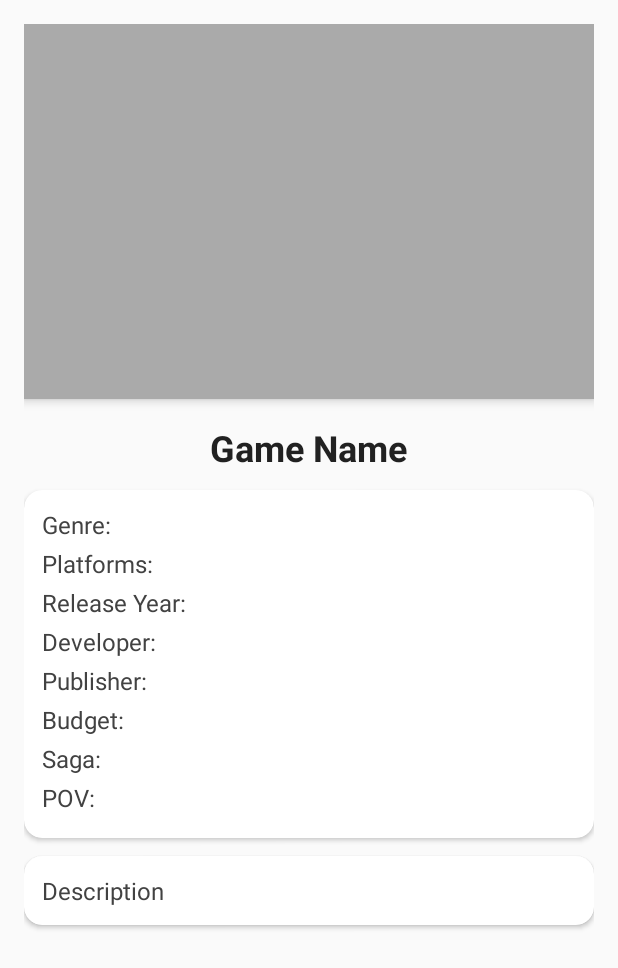
After one commit to ST10258256/PROG7314-POE-PART_TWO-GameGuesser, an Android app: the layout activity_game_detail.xml on its own in the app's theme, with its tools: preview values and no code run, on a phone screen of 412 x 824 dp. The commit adds this screen. Shown: the top 968 px of the screen. Run offline under Robolectric (Android 15) with nearby library versions, the light colour scheme and no system bars.

Commit message:
Filtering added to encyclopedia + Adding a game is easier + Game Detail Page

```diff
--- a/app/src/main/AndroidManifest.xml
+++ b/app/src/main/AndroidManifest.xml
@@ -11,6 +11,9 @@
         android:roundIcon="@mipmap/ic_launcher_round"
         android:supportsRtl="true"
         android:theme="@style/Theme.GameGuessr">
+        <activity
+            android:name=".GameDetail"
+            android:exported="false" />
         <activity
             android:name=".Encyclopedia"
             android:exported="false" />
--- /dev/null
+++ b/app/src/main/res/layout/activity_game_detail.xml
@@ -0,0 +1,152 @@
+<?xml version="1.0" encoding="utf-8"?>
+<ScrollView xmlns:android="http://schemas.android.com/apk/res/android"
+    android:layout_width="match_parent"
+    android:layout_height="match_parent"
+    xmlns:app="http://schemas.android.com/apk/res-auto"
+    android:padding="16dp"
+    android:background="#FAFAFA">
+
+    <LinearLayout
+        android:layout_width="match_parent"
+        android:layout_height="wrap_content"
+        android:orientation="vertical"
+        android:gravity="center_horizontal">
+
+        <!-- Cover Image -->
+        <ImageView
+            android:id="@+id/imageViewCover"
+            android:layout_width="match_parent"
+            android:layout_height="250dp"
+            android:scaleType="centerCrop"
+            android:background="@android:color/darker_gray"
+            android:contentDescription="Game Cover"
+            android:layout_marginBottom="16dp"
+            android:clipToOutline="true"
+            android:elevation="4dp" />
+
+        <!-- Game Name -->
+        <TextView
+            android:id="@+id/textViewName"
+            android:layout_width="wrap_content"
+            android:layout_height="wrap_content"
+            android:text="Game Name"
+            android:textSize="24sp"
+            android:textStyle="bold"
+            android:textColor="#212121"
+            android:layout_marginBottom="12dp" />
+
+        <!-- Card for Details -->
+        <androidx.cardview.widget.CardView
+            android:layout_width="match_parent"
+            android:layout_height="wrap_content"
+            android:layout_marginBottom="12dp"
+            android:elevation="4dp"
+            app:cardCornerRadius="12dp">
+
+            <LinearLayout
+                android:layout_width="match_parent"
+                android:layout_height="wrap_content"
+                android:orientation="vertical"
+                android:padding="12dp">
+
+                <TextView
+                    android:id="@+id/textViewGenre"
+                    android:layout_width="wrap_content"
+                    android:layout_height="wrap_content"
+                    android:text="Genre: "
+                    android:textSize="16sp"
+                    android:textColor="#424242"
+                    android:layout_marginBottom="4dp" />
+
+                <TextView
+                    android:id="@+id/textViewPlatform"
+                    android:layout_width="wrap_content"
+                    android:layout_height="wrap_content"
+                    android:text="Platforms: "
+                    android:textSize="16sp"
+                    android:textColor="#424242"
+                    android:layout_marginBottom="4dp" />
+
+                <TextView
+                    android:id="@+id/textViewReleaseYear"
+                    android:layout_width="wrap_content"
+                    android:layout_height="wrap_content"
+                    android:text="Release Year: "
+                    android:textSize="16sp"
+                    android:textColor="#424242"
+                    android:layout_marginBottom="4dp" />
+
+                <TextView
+                    android:id="@+id/textViewDeveloper"
+                    android:layout_width="wrap_content"
+                    android:layout_height="wrap_content"
+                    android:text="Developer: "
+                    android:textSize="16sp"
+                    android:textColor="#424242"
+                    android:layout_marginBottom="4dp" />
+
+                <TextView
+                    android:id="@+id/textViewPublisher"
+                    android:layout_width="wrap_content"
+                    android:layout_height="wrap_content"
+                    android:text="Publisher: "
+                    android:textSize="16sp"
+                    android:textColor="#424242"
+                    android:layout_marginBottom="4dp" />
+
+                <TextView
+                    android:id="@+id/textViewBudget"
+                    android:layout_width="wrap_content"
+                    android:layout_height="wrap_content"
+                    android:text="Budget: "
+                    android:textSize="16sp"
+                    android:textColor="#424242"
+                    android:layout_marginBottom="4dp" />
+
+                <TextView
+                    android:id="@+id/textViewSaga"
+                    android:layout_width="wrap_content"
+                    android:layout_height="wrap_content"
+                    android:text="Saga: "
+                    android:textSize="16sp"
+                    android:textColor="#424242"
+                    android:layout_marginBottom="4dp" />
+
+                <TextView
+                    android:id="@+id/textViewPOV"
+                    android:layout_width="wrap_content"
+                    android:layout_height="wrap_content"
+                    android:text="POV: "
+                    android:textSize="16sp"
+                    android:textColor="#424242"
+                    android:layout_marginBottom="4dp" />
+            </LinearLayout>
+        </androidx.cardview.widget.CardView>
+
+        <!-- Description Card -->
+        <androidx.cardview.widget.CardView
+            android:layout_width="match_parent"
+            android:layout_height="wrap_content"
+            android:elevation="4dp"
+            app:cardCornerRadius="12dp"
+            android:layout_marginBottom="24dp">
+
+            <LinearLayout
+                android:layout_width="match_parent"
+                android:layout_height="wrap_content"
+                android:orientation="vertical"
+                android:padding="12dp">
+
+                <TextView
+                    android:id="@+id/textViewDescription"
+                    android:layout_width="match_parent"
+                    android:layout_height="wrap_content"
+                    android:text="Description"
+                    android:textSize="16sp"
+                    android:textColor="#424242" />
+
+            </LinearLayout>
+        </androidx.cardview.widget.CardView>
+
+    </LinearLayout>
+</ScrollView>
--- a/gradle/libs.versions.toml
+++ b/gradle/libs.versions.toml
@@ -1,5 +1,5 @@
 [versions]
-agp = "8.12.1"
+agp = "8.12.3"
 kotlin = "2.0.21"
 coreKtx = "1.17.0"
 junit = "4.13.2"
```
Also changed, not shown: app/src/main/java/vcmsa/projects/gameguessr/Adapters/GameAdapter.kt (+18 -12 lines), app/src/main/java/vcmsa/projects/gameguessr/AddGame.kt (+99 -99 lines), app/src/main/java/vcmsa/projects/gameguessr/Encyclopedia.kt (+69 -16 lines), app/src/main/java/vcmsa/projects/gameguessr/GameDetail.kt (added, +67 -0 lines), app/src/main/res/layout/activity_add_game.xml (+32 -22 lines), app/src/main/res/layout/activity_encyclopedia.xml (+63 -3 lines), app/src/main/res/layout/item_game.xml (+26 -17 lines).
